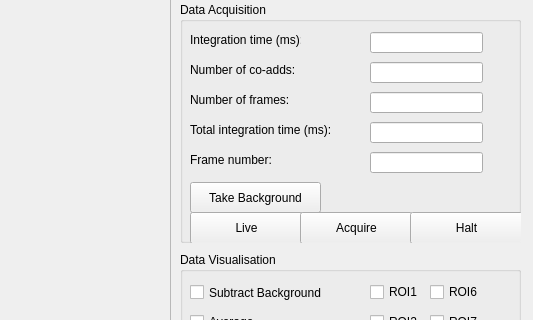
This is nottcontrol/camera/macie/ui/MacieControl.ui in SCIFY-IvS/NOTTControl as Qt 5 draws it before an edit; both pictures show x 520 to 1053 and y 158 to 478 of the 1053 by 633 pixel window. The edited form follows.
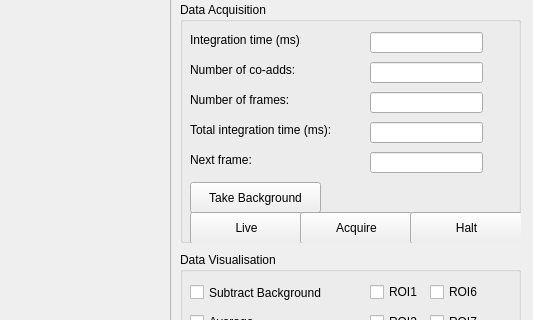
This is the edited form.

Commit message:
Show next FITS frame index and stamp shutter positions in headers.
Replace the last-frame display with the next free ramp index, and record SH1–SH4 millimetre positions from Redis on acquired FITS.

```diff
--- a/nottcontrol/camera/macie/ui/MacieControl.ui
+++ b/nottcontrol/camera/macie/ui/MacieControl.ui
@@ -254,7 +254,7 @@
      </rect>
     </property>
     <property name="text">
-     <string>Frame number:</string>
+     <string>Next frame:</string>
     </property>
    </widget>
    <widget class="QLineEdit" name="lineEdit_frame_nb">
```
The commit also changes 6 other files.
